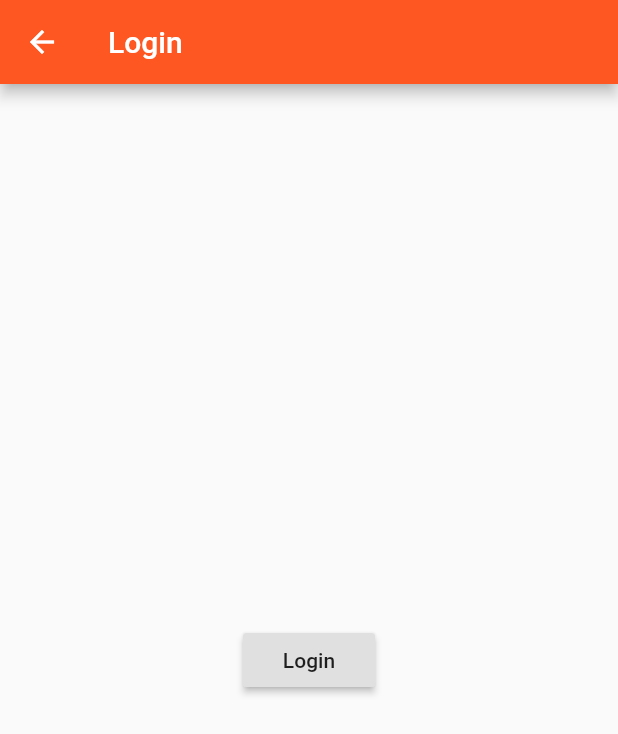
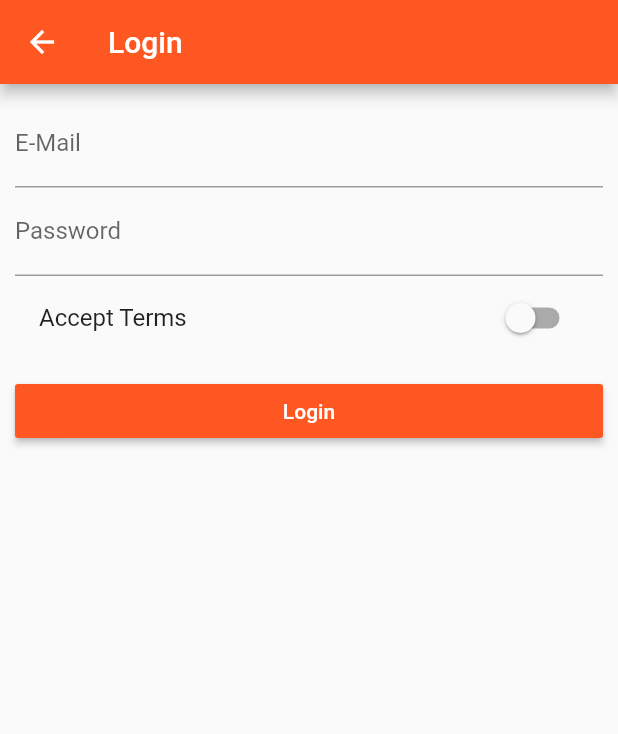
Before and after one commit to Eyakub/E-Com, a Flutter app: the AuthPage screen opened directly, on a phone screen of 412 x 824 dp. Shown: the top 734 px of the screen. Run offline on Flutter 3.47's test engine with Material 2 defaults, Android fonts, the phone set to English and light mode, and no system bars.

Commit message:
auth page done, need some backend work to do now

```diff
--- a/lib/main.dart
+++ b/lib/main.dart
@@ -1,7 +1,8 @@
 import 'package:flutter/material.dart';
 import './pages/products_admin.dart';
-import 'pages/products.dart';
-import 'pages/product.dart';
+import './pages/products.dart';
+import './pages/product.dart';
+import './pages/auth.dart';
 
 void main() {
   // debugPaintSizeEnabled = true;
@@ -32,6 +33,7 @@ class _MyAppState extends State<MyApp> {
     });
   }
 
+  @override
   Widget build(BuildContext context) {
     return MaterialApp(
       //debugShowMaterialGrid: true,
@@ -41,7 +43,8 @@ class _MyAppState extends State<MyApp> {
           accentColor: Colors.deepPurple),
       //home: AuthPage(),
       routes: {
-        '/': (BuildContext context) => ProductsPage(_products),
+        '/': (BuildContext context) => AuthPage(),
+        '/products': (BuildContext context) => ProductsPage(_products),
         '/admin': (BuildContext context) =>
             ProductsAdminPage(_addProduct, _deleteProduct),
       },
--- a/lib/pages/auth.dart
+++ b/lib/pages/auth.dart
@@ -1,20 +1,69 @@
 import 'package:flutter/material.dart';
 
-class AuthPage extends StatelessWidget {
+class AuthPage extends StatefulWidget {
+  @override
+  State<StatefulWidget> createState() {
+    return _AuthPageState();
+  }
+}
+
+class _AuthPageState extends State<AuthPage> {
+  String _emailValue;
+  String _passwordValue;
+  bool _acceptTerms = false;
+
   @override
   Widget build(BuildContext context) {
     return Scaffold(
-      appBar: AppBar(
-        title: Text("Login"),
-      ),
-      body: Center(
-        child: RaisedButton(
-          child: Text("Login"),
-          onPressed: () {
-            Navigator.pushReplacementNamed(context, '/');
-          },
+        appBar: AppBar(
+          title: Text("Login"),
         ),
-      ),
-    );
+        body: Container(
+          margin: EdgeInsets.all(10.0),
+          child: ListView(
+            children: <Widget>[
+              TextField(
+                decoration: InputDecoration(labelText: 'E-Mail'),
+                keyboardType: TextInputType.emailAddress,
+                onChanged: (String value) {
+                  setState(() {
+                    _emailValue = value;
+                  });
+                },
+              ),
+              TextField(
+                decoration: InputDecoration(labelText: 'Password'),
+                obscureText: true,
+                onChanged: (String value) {
+                  setState(() {
+                    _passwordValue = value;
+                  });
+                },
+              ),
+              SwitchListTile(
+                value: _acceptTerms,
+                onChanged: (bool value) {
+                  setState(() {
+                    _acceptTerms = value;
+                  });
+                },
+                title: Text("Accept Terms"),
+              ),
+              SizedBox(
+                height: 10.0,
+              ),
+              RaisedButton(
+                color: Theme.of(context).primaryColor,
+                textColor: Colors.white,
+                child: Text('Login'),
+                onPressed: () {
+                  print(_emailValue);
+                  print(_passwordValue);
+                  Navigator.pushReplacementNamed(context, '/products');
+                },
+              )
+            ],
+          ),
+        ));
   }
 }
```
Also changed, not shown: lib/pages/product_create.dart (+16 -11 lines).
